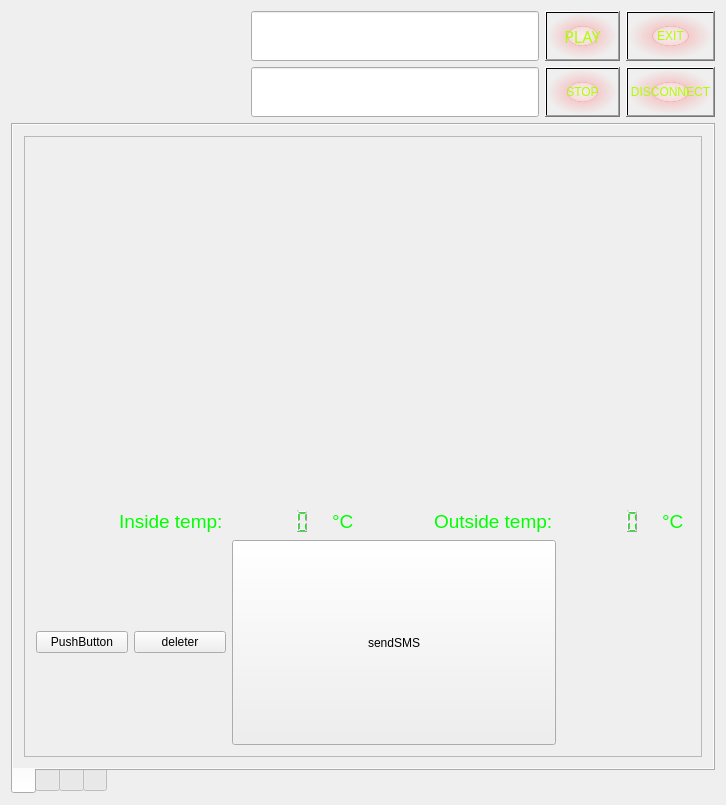
Above: iDom_Client/idom_client.ui from cyniu88/QT_kurs before the change. Below: the same form after it.
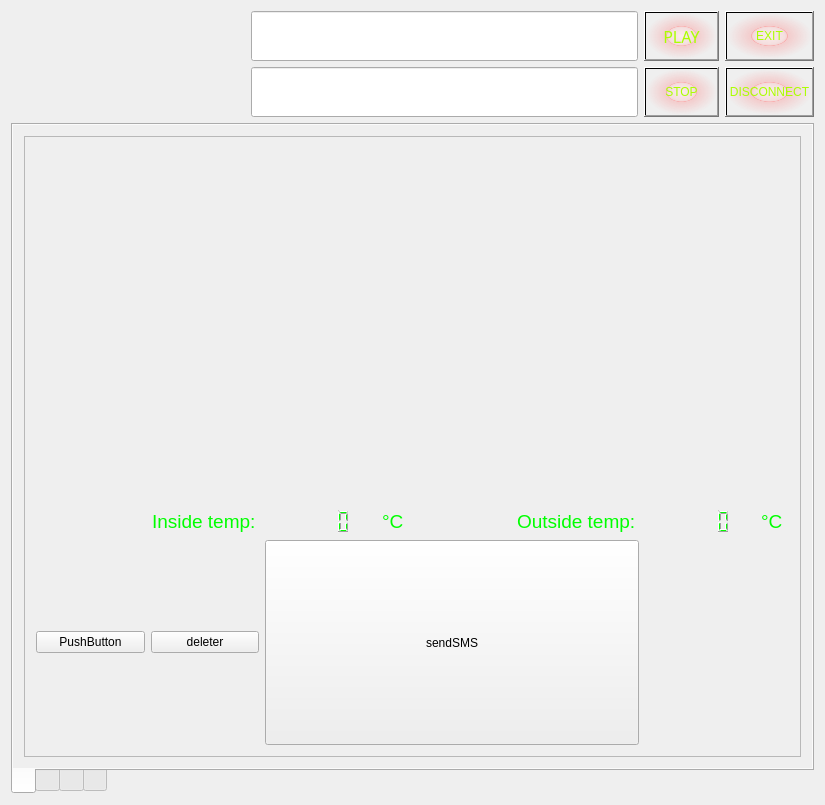
That is the form after the change. The open tabs and pages were chosen to show the change. Icons and pictures are not drawn.

What changed in the file:
```diff
--- a/iDom_Client/idom_client.ui
+++ b/iDom_Client/idom_client.ui
@@ -6,7 +6,7 @@
    <rect>
     <x>0</x>
     <y>0</y>
-    <width>726</width>
+    <width>825</width>
     <height>805</height>
    </rect>
   </property>
@@ -335,7 +335,7 @@
               <rect>
                <x>0</x>
                <y>0</y>
-               <width>672</width>
+               <width>771</width>
                <height>568</height>
               </rect>
              </property>
```
